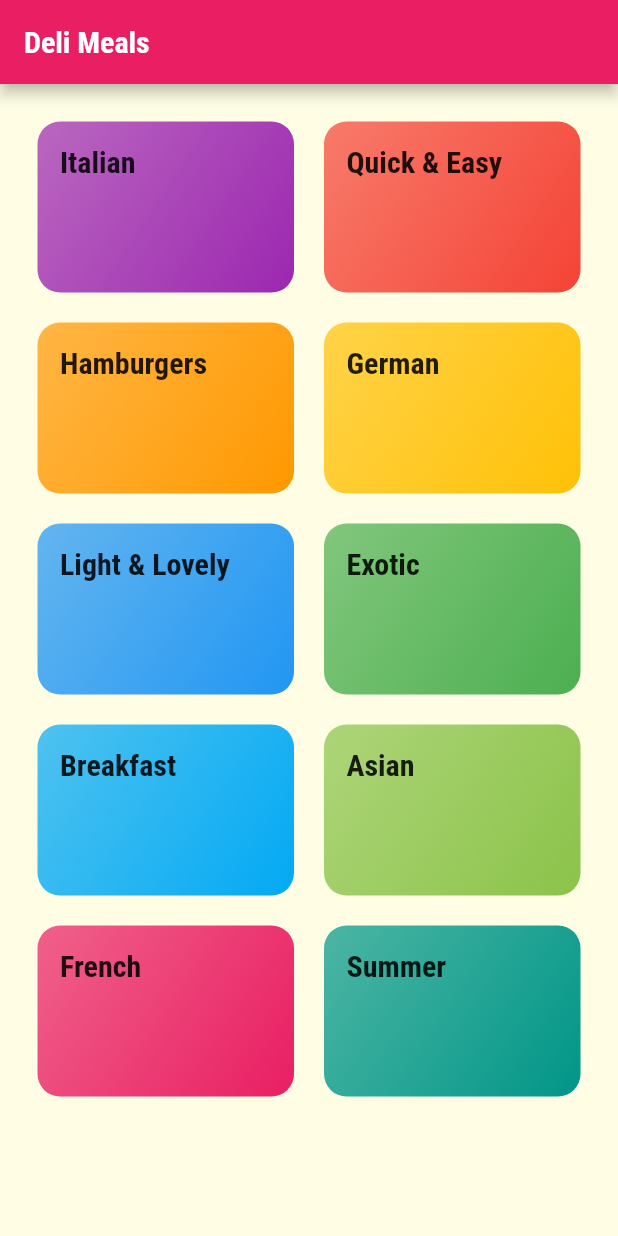
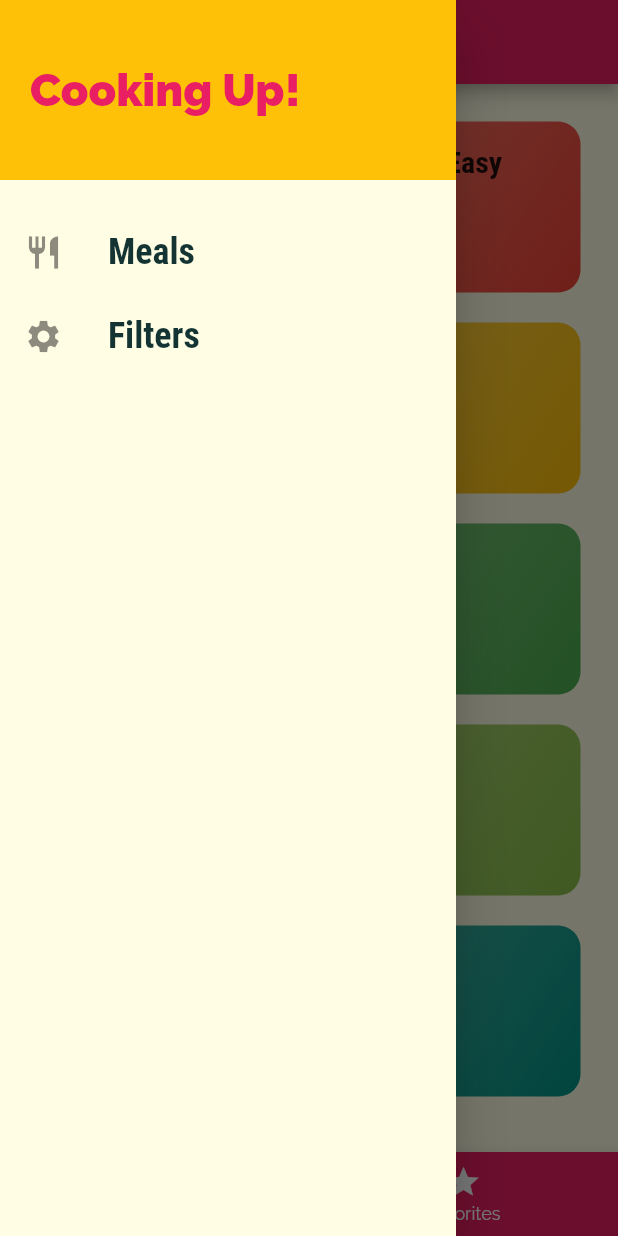
Before and after one commit to jimbeers/deli_meals, a Flutter app: the screen it shows after launch, with the side drawer open (before the commit the screen has no drawer), on a phone screen of 412 x 824 dp. Run offline on Flutter 3.47's test engine with Material 2 defaults, Android fonts, the phone set to English and light mode, and no system bars.

Commit message:
updated before adding favorites 182

```diff
--- a/lib/main.dart
+++ b/lib/main.dart
@@ -1,12 +1,42 @@
-import 'package:deli_meals/screens/category_meals_screen.dart';
+import 'package:deli_meals/dummy_data.dart';
 import 'package:flutter/material.dart';
 
-import './screens/categories_screen.dart';
+import './screens/category_meals_screen.dart';
 import './screens/details_screen.dart';
+import './screens/filter_screen.dart';
+import './screens/tabs_screen.dart';
+import 'models/meal.dart';
 
 void main() => runApp(MyApp());
 
-class MyApp extends StatelessWidget {
+class MyApp extends StatefulWidget {
+  @override
+  State<MyApp> createState() => _MyAppState();
+}
+
+class _MyAppState extends State<MyApp> {
+  Map<String, bool> _filters = {
+    'gluten': false,
+    'lactose': false,
+    'vegan': false,
+    'vegy': false,
+  };
+
+  List<Meal> _availableMeals = DUMMY_MEALS;
+
+  void _setFilters(Map<String, bool> filterData) {
+    setState(() {
+      _filters = filterData;
+      _availableMeals = DUMMY_MEALS.where((meal) {
+        if (_filters['gluten'] && !meal.isGlutenFree) return false;
+        if (_filters['lactose'] && !meal.isLactoseFree) return false;
+        if (_filters['vegan'] && !meal.isVegan) return false;
+        if (_filters['vegy'] && !meal.isVegetarian) return false;
+        return true;
+      }).toList();
+    });
+  }
+
   @override
   Widget build(BuildContext context) {
     return MaterialApp(
@@ -31,36 +61,20 @@ class MyApp extends StatelessWidget {
             ),
       ),
       // home: CategoriesScreen(),
+      initialRoute: '/',
       routes: {
-        CategoriesScreen.routeName: (ctx) => const CategoriesScreen(),
-        CategoryMealsScreen.routeName: (ctx) => CategoryMealsScreen(),
+        '/': (ctx) => const TabsScreen(),
+        CategoryMealsScreen.routeName: (ctx) =>
+            CategoryMealsScreen(_availableMeals),
         DetailScreen.routeName: (ctx) => DetailScreen(),
+        FilterScreen.routeName: (ctx) => FilterScreen(_setFilters, _filters),
       },
       // onGenerateRoute: (settings) {
       //   print(settings.arguments);
       // },
       onUnknownRoute: (settings) {
-        return MaterialPageRoute(builder: (ctx) => CategoriesScreen());
+        return MaterialPageRoute(builder: (ctx) => TabsScreen());
       },
     );
   }
 }
-
-class MyHomePage extends StatefulWidget {
-  @override
-  _MyHomePageState createState() => _MyHomePageState();
-}
-
-class _MyHomePageState extends State<MyHomePage> {
-  @override
-  Widget build(BuildContext context) {
-    return Scaffold(
-      appBar: AppBar(
-        title: const Text('DeliMeals'),
-      ),
-      body: const Center(
-        child: Text('Navigation Time!'),
-      ),
-    );
-  }
-}
--- a/lib/screens/categories_screen.dart
+++ b/lib/screens/categories_screen.dart
@@ -10,16 +10,15 @@ class CategoriesScreen extends StatelessWidget {
 
   @override
   Widget build(BuildContext context) {
-    return Scaffold(
-      appBar: AppBar(
-        title: Text('Deli Meals'),
-      ),
-      body: GridView(
+    return GridView(
       padding: const EdgeInsets.all(25),
       children: DUMMY_CATEGORIES
           .map(
-              (catData) =>
-                  CategoryItem(catData.id, catData.title, catData.color),
+            (catData) => CategoryItem(
+              catData.id,
+              catData.title,
+              catData.color,
+            ),
           )
           .toList(),
       gridDelegate: SliverGridDelegateWithMaxCrossAxisExtent(
@@ -28,7 +27,6 @@ class CategoriesScreen extends StatelessWidget {
         crossAxisSpacing: 20,
         mainAxisSpacing: 20,
       ),
-      ),
     );
   }
 }
--- /dev/null
+++ b/lib/screens/tabs_screen.dart
@@ -0,0 +1,60 @@
+import '../widgets/main_drawer.dart';
+import './categories_screen.dart';
+import 'package:flutter/material.dart';
+
+import './favorites_screen.dart';
+
+class TabsScreen extends StatefulWidget {
+  const TabsScreen();
+
+  @override
+  State<TabsScreen> createState() => _TabsScreenState();
+}
+
+class _TabsScreenState extends State<TabsScreen> {
+  final List<Map<String, Object>> _pages = [
+    {
+      'page': CategoriesScreen(),
+      'title': 'Categories',
+    },
+    {
+      'page': FavoritesScreen(),
+      'title': 'Favorites',
+    },
+  ];
+  int _selectedPageIndex = 0;
+  void _selectPage(int index) {
+    setState(() {
+      _selectedPageIndex = index;
+    });
+  }
+
+  @override
+  Widget build(BuildContext context) {
+    return Scaffold(
+      appBar: AppBar(
+        title: Text(_pages[_selectedPageIndex]['title']),
+      ),
+      drawer: MainDrawer(),
+      body: _pages[_selectedPageIndex]['page'],
+      bottomNavigationBar: BottomNavigationBar(
+          onTap: _selectPage,
+          backgroundColor: Theme.of(context).primaryColor,
+          unselectedItemColor: Colors.white,
+          selectedItemColor: Theme.of(context).accentColor,
+          currentIndex: _selectedPageIndex,
+          items: [
+            BottomNavigationBarItem(
+              icon: Icon(Icons.category),
+              backgroundColor: Theme.of(context).primaryColor,
+              label: 'Categories',
+            ),
+            BottomNavigationBarItem(
+              icon: Icon(Icons.star),
+              backgroundColor: Theme.of(context).primaryColor,
+              label: 'Favorites',
+            )
+          ]),
+    );
+  }
+}
--- /dev/null
+++ b/lib/widgets/main_drawer.dart
@@ -0,0 +1,68 @@
+import 'package:flutter/material.dart';
+
+import '../screens/filter_screen.dart';
+
+class MainDrawer extends StatelessWidget {
+  const MainDrawer();
+
+  Widget buildListTile(IconData icon, String title, Function tapHandler) {
+    return ListTile(
+      leading: Icon(
+        icon,
+        size: 26,
+      ),
+      title: Text(
+        title,
+        style: const TextStyle(
+          fontFamily: 'RobotoCondensed',
+          fontSize: 24,
+          fontWeight: FontWeight.bold,
+        ),
+      ),
+      onTap: tapHandler,
+    );
+  }
+
+  @override
+  Widget build(BuildContext context) {
+    return Drawer(
+      child: Column(
+        children: [
+          Container(
+            height: 120,
+            width: double.infinity,
+            padding: const EdgeInsets.all(20),
+            alignment: Alignment.centerLeft,
+            color: Theme.of(context).accentColor,
+            child: Text(
+              'Cooking Up!',
+              style: TextStyle(
+                fontWeight: FontWeight.w900,
+                fontSize: 30,
+                color: Theme.of(context).primaryColor,
+              ),
+            ),
+          ),
+          const SizedBox(
+            height: 20,
+          ),
+          buildListTile(
+            Icons.restaurant,
+            "Meals",
+            () {
+              return Navigator.of(context).pushReplacementNamed('/');
+            },
+          ),
+          buildListTile(
+            Icons.settings,
+            'Filters',
+            () {
+              return Navigator.of(context)
+                  .pushReplacementNamed(FilterScreen.routeName);
+            },
+          ),
+        ],
+      ),
+    );
+  }
+}
```
Also changed, not shown: lib/screens/category_meals_screen.dart (+41 -8 lines), lib/screens/details_screen.dart (+84 -4 lines), lib/screens/favorites_screen.dart (added, +12 -0 lines), lib/screens/filter_screen.dart (added, +123 -0 lines), lib/widgets/meal_item.dart (+30 -18 lines). Lines whose indentation alone changed are shown as unchanged.
